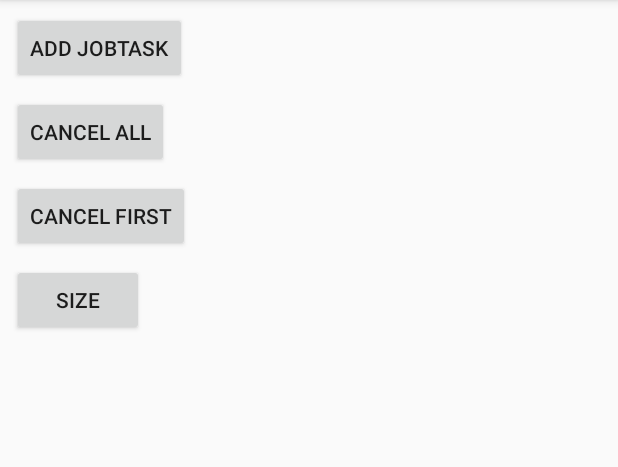
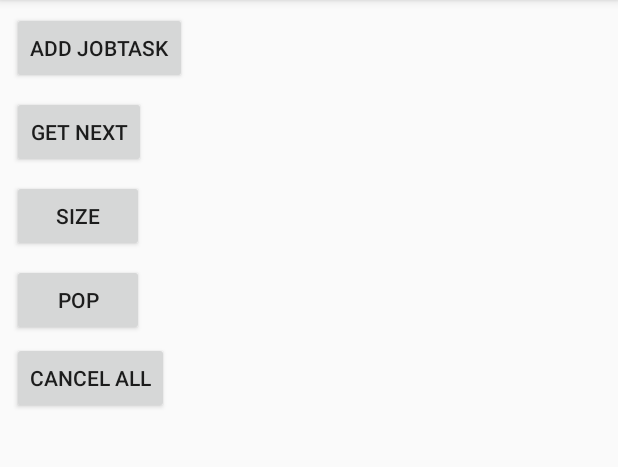
Before and after one commit to tomergoldst/job-queue, an Android app: the screen it shows after launch (MainActivity), after a tap on "ADD JOBTASK", on a phone screen of 412 x 824 dp, the part 84-551 px from its top. Run offline under Robolectric (Android 15) with nearby library versions, the phone set to English and light mode, and no system bars; libraries missing offline, so code that uses them is left out: com.facebook.stetho; 1 statement that could not run was skipped.

```diff
--- a/app/src/main/java/com/tomergoldst/jobqueuedemo/MainActivity.java
+++ b/app/src/main/java/com/tomergoldst/jobqueuedemo/MainActivity.java
@@ -2,7 +2,6 @@ package com.tomergoldst.jobqueuedemo;
 
 import android.os.Bundle;
 import android.support.v7.app.AppCompatActivity;
-import android.util.Log;
 import android.view.View;
 import android.widget.Button;
 import android.widget.Toast;
@@ -10,8 +9,6 @@ import android.widget.Toast;
 import com.facebook.stetho.Stetho;
 import com.tomergoldst.jobqueue.JobQueue;
 import com.tomergoldst.jobqueue.JobTask;
-
-import java.util.logging.Logger;
 
 public class MainActivity extends AppCompatActivity {
 
@@ -28,15 +25,16 @@ public class MainActivity extends AppCompatActivity {
 
         Button addJobBtn = findViewById(R.id.button_add_job);
         Button cancelAllBtn = findViewById(R.id.button_cancel_all);
-        Button cancelFirstBtn = findViewById(R.id.button_cancel_first);
+        Button cancelFirstBtn = findViewById(R.id.button_next);
         Button sizeBtn = findViewById(R.id.button_size);
+        Button popBtn = findViewById(R.id.button_pop);
 
         mJobQueue = JobQueue.getInstance(this);
 
         addJobBtn.setOnClickListener(new View.OnClickListener() {
             @Override
             public void onClick(View v) {
-                mJobQueue.add(new JobTask("job 1", "some data"));
+                mJobQueue.add(new JobTask("myJobName", "myJobData"));
             }
         });
 
@@ -50,10 +48,10 @@ public class MainActivity extends AppCompatActivity {
         cancelFirstBtn.setOnClickListener(new View.OnClickListener() {
             @Override
             public void onClick(View v) {
-                JobTask task = mJobQueue.getNext();
-                if (task != null) {
-                    mJobQueue.remove(task);
-                }
+                JobTask jobTask = mJobQueue.next();
+                Toast.makeText(MainActivity.this,
+                        jobTask != null ? jobTask.toString() : "Empty",
+                        Toast.LENGTH_SHORT).show();
             }
         });
 
@@ -65,5 +63,15 @@ public class MainActivity extends AppCompatActivity {
             }
         });
 
+        popBtn.setOnClickListener(new View.OnClickListener() {
+            @Override
+            public void onClick(View v) {
+                JobTask jobTask = mJobQueue.pop();
+                Toast.makeText(MainActivity.this,
+                        jobTask != null ? jobTask.toString() : "Empty",
+                        Toast.LENGTH_SHORT).show();
+            }
+        });
+
     }
 }
--- a/app/src/main/res/layout/activity_main.xml
+++ b/app/src/main/res/layout/activity_main.xml
@@ -21,21 +21,23 @@
         android:id="@+id/button_cancel_all"
         android:layout_width="wrap_content"
         android:layout_height="wrap_content"
+        android:layout_marginLeft="8dp"
+        android:layout_marginStart="8dp"
+        android:layout_marginTop="4dp"
         android:text="cancel all"
-        android:layout_marginTop="8dp"
-        app:layout_constraintTop_toBottomOf="@+id/button_add_job"
-        android:layout_marginLeft="8dp"
-        app:layout_constraintLeft_toLeftOf="parent" />
+        app:layout_constraintLeft_toLeftOf="parent"
+        app:layout_constraintStart_toStartOf="parent"
+        app:layout_constraintTop_toBottomOf="@+id/button_pop" />
 
     <Button
-        android:id="@+id/button_cancel_first"
+        android:id="@+id/button_next"
         android:layout_width="wrap_content"
         android:layout_height="wrap_content"
-        android:text="Cancel First"
-        app:layout_constraintLeft_toLeftOf="parent"
         android:layout_marginLeft="8dp"
         android:layout_marginTop="8dp"
-        app:layout_constraintTop_toBottomOf="@+id/button_cancel_all" />
+        android:text="Get Next"
+        app:layout_constraintLeft_toLeftOf="parent"
+        app:layout_constraintTop_toBottomOf="@+id/button_add_job" />
 
     <Button
         android:id="@+id/button_size"
@@ -45,6 +47,17 @@
         android:layout_marginTop="8dp"
         android:text="Size"
         app:layout_constraintLeft_toLeftOf="parent"
-        app:layout_constraintTop_toBottomOf="@+id/button_cancel_first" />
+        app:layout_constraintTop_toBottomOf="@+id/button_next" />
+
+    <Button
+        android:id="@+id/button_pop"
+        android:layout_width="wrap_content"
+        android:layout_height="wrap_content"
+        android:layout_marginLeft="8dp"
+        android:layout_marginStart="8dp"
+        android:layout_marginTop="8dp"
+        android:text="Pop"
+        app:layout_constraintStart_toStartOf="parent"
+        app:layout_constraintTop_toBottomOf="@+id/button_size" />
 
 </android.support.constraint.ConstraintLayout>
```
Also changed, not shown: jobqueue/src/main/java/com/tomergoldst/jobqueue/JobQueue.java (+12 -1 lines), 1 other file.
